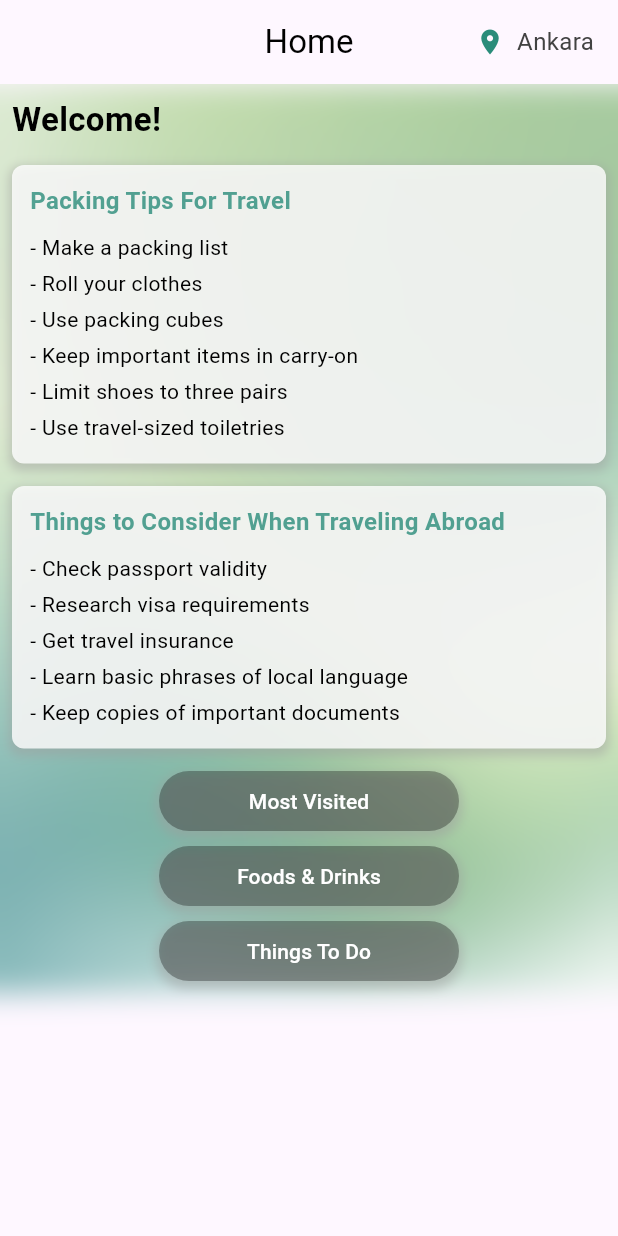
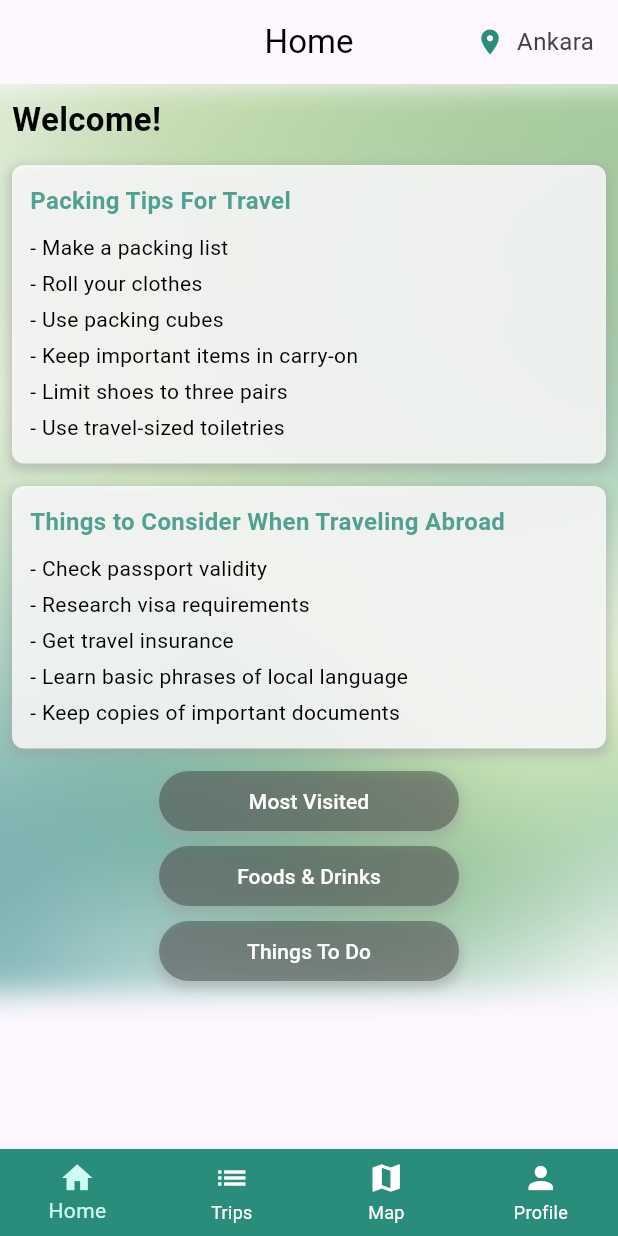
Before and after one commit to dmbatmazz/DiscoverEase, a Flutter app: the HomePage screen opened directly, on a phone screen of 412 x 824 dp. Run offline on Flutter 3.47's test engine with Material 3 defaults, Android fonts, the phone set to English and light mode, and no system bars; our stand-ins replace chat_bubbles, firebase_auth, firebase_core, flip_card, flutter_rating_stars, flutter_riverpod and 3 more; missing offline and left inert: fab_circular_menu, flutter_polyline_points; accounts and stored records are empty.

Commit message:
Snapshot before change

```diff
--- a/discover_ease/lib/main.dart
+++ b/discover_ease/lib/main.dart
@@ -1,3 +1,4 @@
+import 'package:discover_ease/pages/google_mapspage.dart';
 import 'package:flutter/material.dart';
 import 'package:firebase_core/firebase_core.dart';
 import 'package:flutter_riverpod/flutter_riverpod.dart';
@@ -46,7 +47,8 @@ class InitialScreen extends StatelessWidget {
         } else if (snapshot.hasData && snapshot.data!) {
           return  HomePage(); // Kullanıcı giriş yaptıktan sonra HomePage'e yönlendir
         } else {
-          return const DiscoverEase(); // Login/register screen
+            return GoogleMaps();
+          //return const DiscoverEase(); // Login/register screen
         }
       },
     );
--- a/discover_ease/lib/pages/entry_page.dart
+++ b/discover_ease/lib/pages/entry_page.dart
@@ -1,5 +1,6 @@
 import 'dart:ui';
 import 'package:discover_ease/pages/google_mapspage.dart';
+import 'package:discover_ease/screens/home_screen.dart';
 import 'package:flutter/material.dart';
 import 'package:firebase_auth/firebase_auth.dart';
 import 'package:discover_ease/screens/onboarding_screen.dart';
@@ -200,7 +201,7 @@ class _LoginCardState extends State<LoginCard> {
       Navigator.pushReplacement(
         // ignore: use_build_context_synchronously
         context,
-        MaterialPageRoute(builder: (context) =>  const GoogleMaps()),
+        MaterialPageRoute(builder: (context) =>  const HomePage()),
       );
     } catch (e) {
       // ignore: use_build_context_synchronously
--- a/discover_ease/lib/pages/google_mapspage.dart
+++ b/discover_ease/lib/pages/google_mapspage.dart
@@ -11,7 +11,7 @@ import 'package:flutter_polyline_points/flutter_polyline_points.dart';
 import 'package:flutter_rating_stars/flutter_rating_stars.dart';
 import 'package:flutter_riverpod/flutter_riverpod.dart';
 import 'package:google_maps_flutter/google_maps_flutter.dart';
-import 'package:discover_ease/screens/home_screen.dart';
+import 'package:discover_ease/screens/home_screen.dart' as hsd;
 
 
 import 'dart:ui' as ui;
@@ -219,6 +219,7 @@ class _GoogleMapsState extends ConsumerState<GoogleMaps> {
     final searchFlag = ref.watch(searchToggleProvider);
 
     return Scaffold(
+      // appBar: AppBar(title: Text("test"),),
       body: SingleChildScrollView(
         child: Column(
           children: [
@@ -783,6 +784,11 @@ class _GoogleMapsState extends ConsumerState<GoogleMaps> {
                   });
                 },
                 icon: const Icon(Icons.search)),
+                IconButton(
+                onPressed: () {
+
+                },
+                icon: const Icon(Icons.home)),
             IconButton(
                 onPressed: () {
                   setState(() {
--- a/discover_ease/lib/screens/home_screen.dart
+++ b/discover_ease/lib/screens/home_screen.dart
@@ -38,10 +38,12 @@ class _HomePageState extends State<HomePage> {
   Widget build(BuildContext context) {
     return Scaffold(
       body: _pages[_selectedIndex],
-      /*bottomNavigationBar: BottomNavBar(
-        currentIndex: _selectedIndex,
-        onTap: _onItemTapped,
-      ),*/
+      bottomNavigationBar: _selectedIndex == 2
+        ? null
+        : BottomNavBar(
+            currentIndex: _selectedIndex,
+            onTap: _onItemTapped,
+          ),
     );
   }
 }
```
